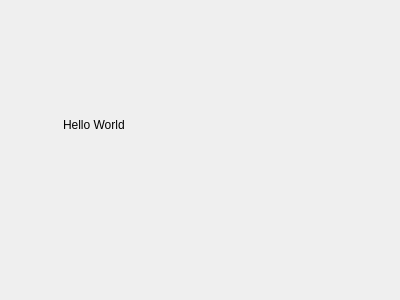
Yecgaa1/QTA, file m1.ui: the form before one commit.
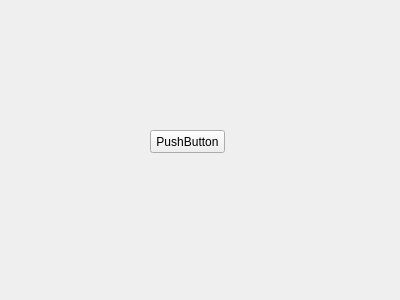
The form after the commit.

Patch:
```diff
--- a/m1.ui
+++ b/m1.ui
@@ -13,17 +13,17 @@
   <property name="windowTitle">
    <string>M1</string>
   </property>
-  <widget class="QLabel" name="label">
+  <widget class="QPushButton" name="pushButton">
    <property name="geometry">
     <rect>
-     <x>63</x>
-     <y>99</y>
-     <width>181</width>
-     <height>51</height>
+     <x>150</x>
+     <y>130</y>
+     <width>75</width>
+     <height>23</height>
     </rect>
    </property>
    <property name="text">
-    <string>Hello World</string>
+    <string>PushButton</string>
    </property>
   </widget>
  </widget>
```
